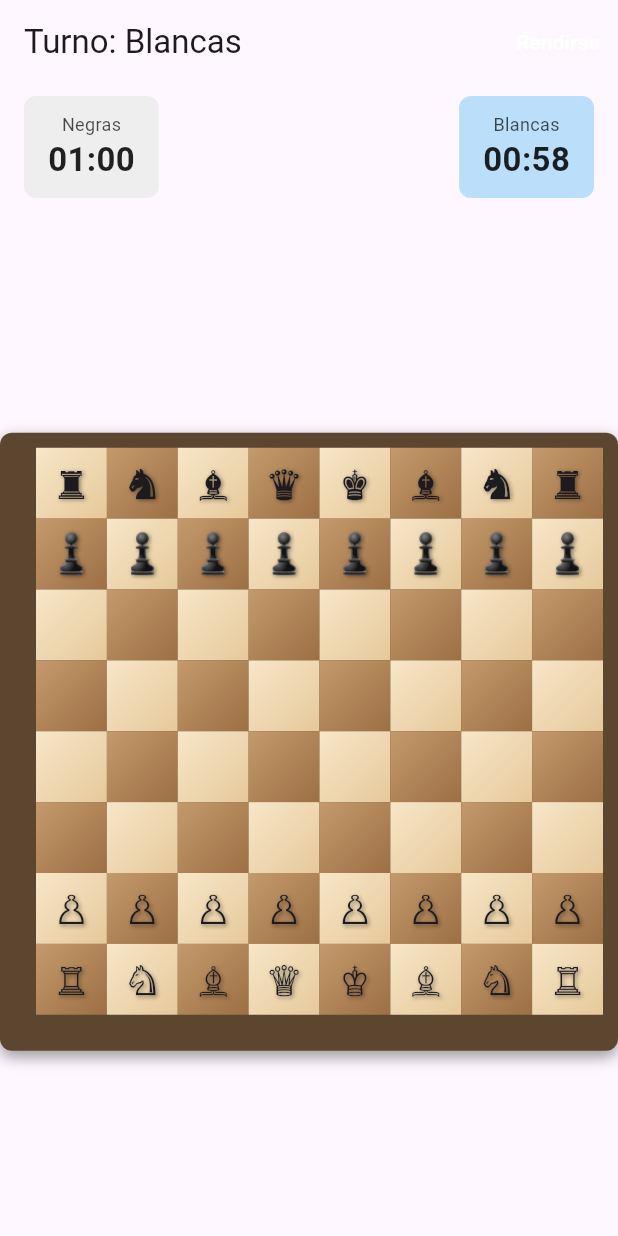
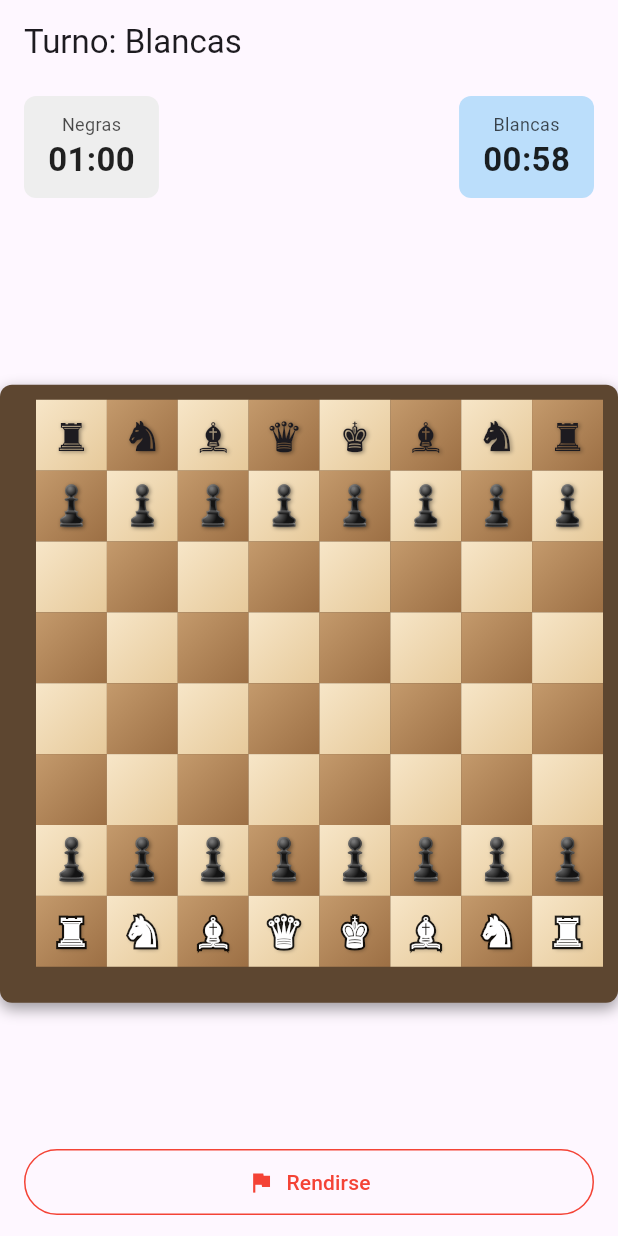
Before and after one commit to adh3us/Chess-in-time, a Flutter app: the screen it shows after launch, after a tap on "Medio", after a tap on "Alto", after a tap on "Bullet · 1+0", on a phone screen of 412 x 824 dp. Run offline on Flutter 3.47's test engine with Material 3 defaults, Android fonts, the phone set to English and light mode, and no system bars.

Commit message:
Fase 4: mejorar contraste de piezas blancas en Medio/Alto y hacer visible el botón Rendirse
Feedback de Lucas sobre los niveles de tablero:
- Las piezas blancas usaban el glifo Unicode hueco (♙♘♗♖♕♔), sin relleno,
  y se perdían contra los colores más saturados de Medio/Alto. Ahora en
  esos dos niveles se dibujan con la misma silueta sólida de las negras,
  rellena de blanco con contorno oscuro — Básico no se toca.
- El botón "Rendirse" estaba como texto chico en la AppBar y pasaba
  desapercibido. Se movió a un botón grande y fijo debajo del tablero,
  visible durante toda la partida.

```diff
--- a/chess_in_time/lib/chess_game_screen.dart
+++ b/chess_in_time/lib/chess_game_screen.dart
@@ -71,6 +71,43 @@ _Material _computeMaterial(LocalChessEngine engine) {
     diff += (missingBlack - missingWhite) * _pieceValue[type]!;
   }
   return _Material(capturedByWhite, capturedByBlack, diff);
+}
+
+/// Dibuja una pieza en el tablero según el tema visual activo.
+///
+/// Feedback de Lucas sobre Medio/Alto: los glifos Unicode de piezas blancas
+/// (♙♘♗♖♕♔) son solo un contorno hueco sin relleno — se pierden contra los
+/// colores de tablero más saturados de esos dos niveles. Para blancas, en
+/// Medio/Alto se usa la misma silueta sólida de las piezas negras (mismo
+/// glifo, la forma ya está resuelta), pero pintada con relleno blanco y
+/// contorno oscuro superpuesto — así se ve una pieza blanca real, no un
+/// esbozo fino. Básico y las piezas negras no se tocan.
+Widget _pieceGlyph(ChessPiece piece, BoardThemeConfig theme, bool applyWhiteFix) {
+  final shadows = theme.pieceShadow
+      ? const [Shadow(color: Colors.black45, blurRadius: 3, offset: Offset(1, 1))]
+      : null;
+
+  if (piece.color == PieceColor.white && applyWhiteFix) {
+    final glyph = _symbols[PieceColor.black]![piece.type]!; // misma silueta, ahora rellenable
+    return Stack(
+      alignment: Alignment.center,
+      children: [
+        Text(
+          glyph,
+          style: TextStyle(
+            fontSize: 27,
+            foreground: Paint()
+              ..style = PaintingStyle.stroke
+              ..strokeWidth = 3
+              ..color = Colors.black87,
+          ),
+        ),
+        Text(glyph, style: TextStyle(fontSize: 27, color: Colors.white, shadows: shadows)),
+      ],
+    );
+  }
+
+  return Text(_symbols[piece.color]![piece.type]!, style: TextStyle(fontSize: 26, shadows: shadows));
 }
 
 /// Motivo de cierre que no viene del motor de ajedrez (jaque mate/ahogado/
@@ -302,13 +339,6 @@ class _ChessGameScreenState extends State<ChessGameScreen> {
     return Scaffold(
       appBar: AppBar(
         title: Text(gameOver ? 'Partida terminada' : 'Turno: $turnLabel'),
-        actions: [
-          if (!gameOver)
-            TextButton(
-              onPressed: _confirmResign,
-              child: const Text('Rendirse', style: TextStyle(color: Colors.white)),
-            ),
-        ],
       ),
       body: Column(
         children: [
@@ -351,16 +381,7 @@ class _ChessGameScreenState extends State<ChessGameScreen> {
                             Container(decoration: _squareDecoration(r, c, theme, isSelected, isLastMove)),
                             if (isLastMove && theme.lastMoveHighlight != null)
                               Container(color: theme.lastMoveHighlight),
-                            if (piece != null)
-                              Text(
-                                _symbols[piece.color]![piece.type]!,
-                                style: TextStyle(
-                                  fontSize: 26,
-                                  shadows: theme.pieceShadow
-                                      ? [const Shadow(color: Colors.black45, blurRadius: 3, offset: Offset(1, 1))]
-                                      : null,
-                                ),
-                              ),
+                            if (piece != null) _pieceGlyph(piece, theme, _visual != BoardVisual.basico),
                             if (isTarget)
                               isCapture
                                   ? Container(
@@ -384,6 +405,22 @@ class _ChessGameScreenState extends State<ChessGameScreen> {
               ),
             ),
           ),
+          if (!gameOver)
+            Padding(
+              padding: const EdgeInsets.fromLTRB(16, 4, 16, 12),
+              child: SizedBox(
+                width: double.infinity,
+                child: OutlinedButton.icon(
+                  onPressed: _confirmResign,
+                  icon: const Icon(Icons.flag, color: Colors.red),
+                  label: const Text('Rendirse', style: TextStyle(color: Colors.red)),
+                  style: OutlinedButton.styleFrom(
+                    side: const BorderSide(color: Colors.red),
+                    padding: const EdgeInsets.symmetric(vertical: 12),
+                  ),
+                ),
+              ),
+            ),
           if (gameOver)
             Padding(
               padding: const EdgeInsets.all(12),
```
